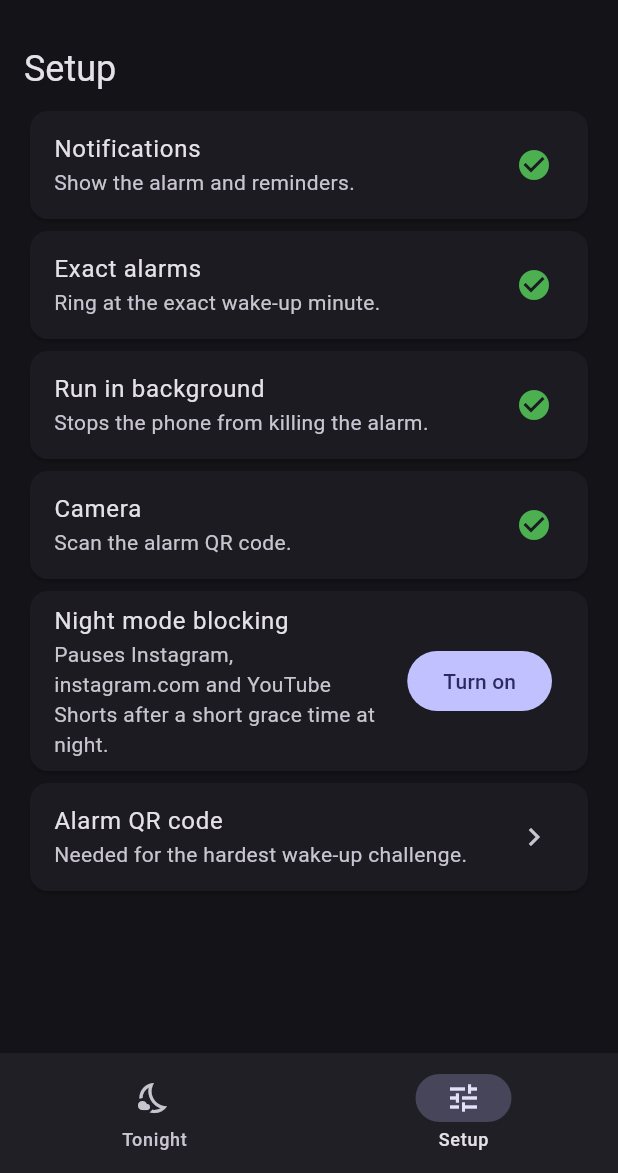
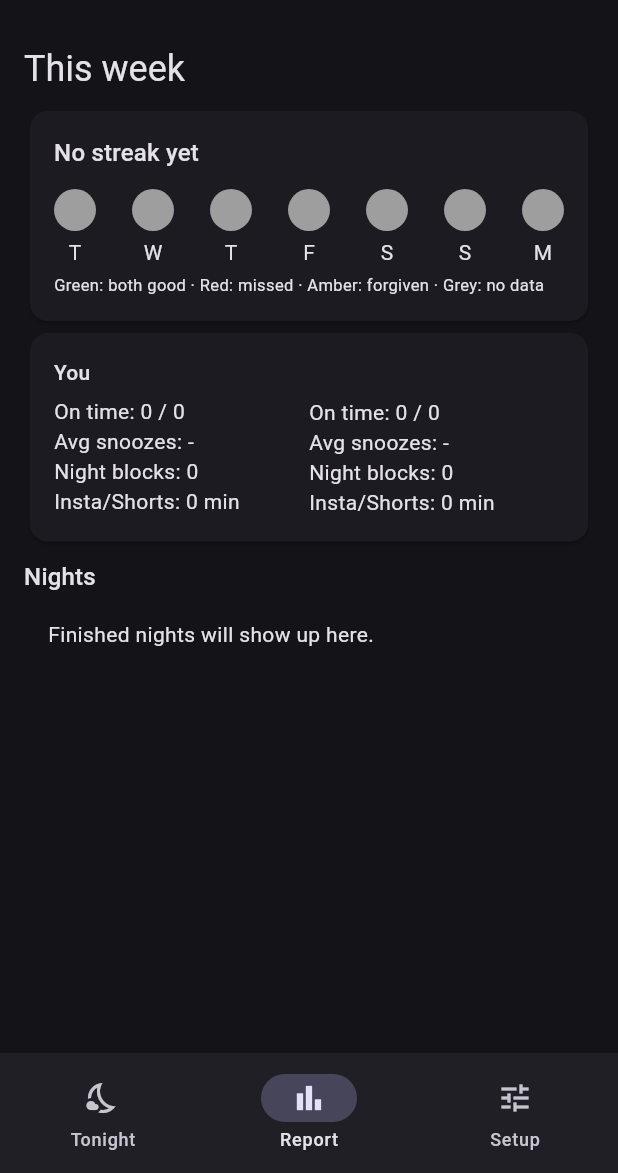
Before and after one commit to Its-Abishek-01/goodnight, a Flutter app: the HomeScreen screen opened directly with empty values, item 2 of the bottom bar chosen, on a phone screen of 412 x 824 dp, the part 63-1236 px from its top. Run offline on Flutter 3.47's test engine with Material 3 defaults, Android fonts, the phone set to English and light mode, and no system bars; our stand-ins replace cloud_firestore, firebase_auth, firebase_core, firebase_messaging, flutter_local_notifications, flutter_riverpod and 5 more; missing offline and left inert: alarm, mobile_scanner; accounts and stored records are empty.

Commit message:
Add check-ins, shared streak, weekly report, reminders and push hooks
Going-to-sleep check-in, partner status with a snooze nudge, a shared
streak with a once-a-week mutual forgiveness, a 7-night report, daily
wrap-up and bedtime reminders, FCM token registration and an optional
Cloud Function for background push. Firestore rules cover the nightly log.

Co-Authored-By: Claude Sonnet 5.5 <noreply@anthropic.com>

```diff
--- a/lib/features/checkin/night_log.dart
+++ b/lib/features/checkin/night_log.dart
@@ -5,10 +5,10 @@ String _pad(int n) => n.toString().padLeft(2, '0');
 /// The key of the night that [now] belongs to. A night starts at bedtime on
 /// day D and ends the next morning, so shifting by 12 hours keeps both
 /// 23:00 on D and 07:00 on D+1 inside night D.
-String nightKey(DateTime now) {
-  final d = now.subtract(const Duration(hours: 12));
-  return '${d.year}-${_pad(d.month)}-${_pad(d.day)}';
-}
+String nightKey(DateTime now) =>
+    formatNightKey(now.subtract(const Duration(hours: 12)));
+
+String formatNightKey(DateTime d) => '${d.year}-${_pad(d.month)}-${_pad(d.day)}';
 
 DateTime nightKeyToDate(String key) => DateTime.parse(key);
 
--- a/lib/features/pairing/home_screen.dart
+++ b/lib/features/pairing/home_screen.dart
@@ -3,12 +3,16 @@ import 'package:flutter_riverpod/flutter_riverpod.dart';
 
 import '../alarm/alarm_providers.dart';
 import '../bedtime/bedtime_card.dart';
+import '../bedtime/schedule_providers.dart';
 import '../blocking/blocker_providers.dart';
-import '../bedtime/schedule_providers.dart';
+import '../checkin/tonight_cards.dart';
+import '../push/push_providers.dart';
+import '../reminders/reminder_providers.dart';
+import '../report/report_screen.dart';
 import '../setup/setup_screen.dart';
 import 'pair.dart';
 
-/// App shell with the main tabs. Report and coupons are added in later steps.
+/// App shell with the main tabs.
 class HomeScreen extends ConsumerStatefulWidget {
   const HomeScreen({super.key, required this.pair, required this.uid});
 
@@ -45,8 +49,11 @@ class _HomeScreenState extends ConsumerState<HomeScreen>
   Widget build(BuildContext context) {
     ref.watch(alarmSyncProvider);
     ref.watch(blockerSyncProvider);
+    ref.watch(reminderSyncProvider);
+    ref.watch(pushSyncProvider);
     final pages = <Widget>[
       _Tonight(pair: widget.pair, uid: widget.uid),
+      ReportScreen(pair: widget.pair, uid: widget.uid),
       const SetupScreen(),
     ];
     return Scaffold(
@@ -57,6 +64,7 @@ class _HomeScreenState extends ConsumerState<HomeScreen>
         onDestinationSelected: (i) => setState(() => _tab = i),
         destinations: const [
           NavigationDestination(icon: Icon(Icons.nights_stay_outlined), label: 'Tonight'),
+          NavigationDestination(icon: Icon(Icons.bar_chart), label: 'Report'),
           NavigationDestination(icon: Icon(Icons.tune), label: 'Setup'),
         ],
       ),
@@ -82,6 +90,9 @@ class _Tonight extends ConsumerWidget {
           style: Theme.of(context).textTheme.titleLarge,
         ),
         const SizedBox(height: 16),
+        const StreakCard(),
+        StatusCard(pair: pair, uid: uid),
+        CheckInCard(pair: pair, uid: uid),
         BedtimeCard(pair: pair, me: uid, owner: uid, schedule: schedules[uid]),
         BedtimeCard(pair: pair, me: uid, owner: partnerUid, schedule: schedules[partnerUid]),
       ],
--- /dev/null
+++ b/lib/features/push/push_providers.dart
@@ -0,0 +1,38 @@
+import 'package:cloud_firestore/cloud_firestore.dart';
+import 'package:firebase_messaging/firebase_messaging.dart';
+import 'package:flutter_riverpod/flutter_riverpod.dart';
+
+import '../../core/firebase_providers.dart';
+import '../../core/notifications.dart';
+
+/// Registers this phone for push alerts from the partner (needs the optional
+/// Cloud Function in /functions to actually send them) and shows pushes that
+/// arrive while the app is open.
+final pushSyncProvider = Provider<void>((ref) {
+  final uid = ref.watch(uidProvider).value;
+  if (uid == null) return;
+  final db = ref.read(firestoreProvider);
+  final messaging = FirebaseMessaging.instance;
+
+  Future<void> save(String? token) async {
+    if (token == null) return;
+    await db.doc('users/$uid').set({'fcmToken': token}, SetOptions(merge: true));
+  }
+
+  messaging
+      .requestPermission()
+      .then((_) => messaging.getToken())
+      .then(save)
+      .catchError((_) {});
+  final refresh = messaging.onTokenRefresh.listen(save, onError: (_) {});
+  final foreground = FirebaseMessaging.onMessage.listen((m) {
+    final n = m.notification;
+    if (n != null) {
+      Notifications.showNow(m.hashCode & 0x7fffffff, n.title ?? 'GoodNight', n.body ?? '');
+    }
+  });
+  ref.onDispose(() {
+    refresh.cancel();
+    foreground.cancel();
+  });
+});
--- /dev/null
+++ b/lib/features/reminders/reminder_providers.dart
@@ -0,0 +1,40 @@
+import 'package:flutter_riverpod/flutter_riverpod.dart';
+
+import '../../core/notifications.dart';
+import '../../core/firebase_providers.dart';
+import '../bedtime/schedule_providers.dart';
+
+const wrapUpReminderId = 2001;
+const bedtimeReminderId = 2002;
+
+/// Daily reminders: a call wrap-up nudge 30 minutes before bedtime, then a
+/// gentle "time to sleep" at bedtime. Follows the approved bedtime.
+final reminderSyncProvider = Provider<void>((ref) {
+  final uid = ref.watch(uidProvider).value;
+  ref.listen(schedulesProvider, (_, next) async {
+    final map = next.value;
+    if (uid == null || map == null) return;
+    final w = map[uid]?.current;
+    try {
+      if (w == null) {
+        await Notifications.cancel(wrapUpReminderId);
+        await Notifications.cancel(bedtimeReminderId);
+        return;
+      }
+      await Notifications.scheduleDaily(
+        id: wrapUpReminderId,
+        minuteOfDay: (w.bedtime - 30) % 1440,
+        title: 'Time to wrap up the call 📞',
+        body: 'Bedtime is in 30 minutes. Say your goodnights soon.',
+      );
+      await Notifications.scheduleDaily(
+        id: bedtimeReminderId,
+        minuteOfDay: w.bedtime,
+        title: 'Time to sleep 🌙',
+        body: "Tap 'Going to sleep' in GoodNight and put the phone down.",
+      );
+    } catch (_) {
+      // Notification setup is best effort.
+    }
+  }, fireImmediately: true);
+});
--- /dev/null
+++ b/lib/features/report/report_screen.dart
@@ -0,0 +1,204 @@
+import 'package:flutter/material.dart';
+import 'package:flutter_riverpod/flutter_riverpod.dart';
+
+import '../checkin/night_log.dart';
+import '../checkin/night_providers.dart';
+import '../pairing/pair.dart';
+import '../streak/streak.dart';
+import '../streak/streak_providers.dart';
+
+const _days = ['Mon', 'Tue', 'Wed', 'Thu', 'Fri', 'Sat', 'Sun'];
+const _months = ['Jan', 'Feb', 'Mar', 'Apr', 'May', 'Jun', 'Jul', 'Aug', 'Sep', 'Oct', 'Nov', 'Dec'];
+
+String _label(String key) {
+  final d = DateTime.parse(key);
+  return '${_days[d.weekday - 1]} ${d.day} ${_months[d.month - 1]}';
+}
+
+/// Last 7 nights for both of you.
+class ReportScreen extends ConsumerWidget {
+  const ReportScreen({super.key, required this.pair, required this.uid});
+
+  final Pair pair;
+  final String uid;
+
+  @override
+  Widget build(BuildContext context, WidgetRef ref) {
+    final nights = ref.watch(nightsProvider).value ?? const <Night>[];
+    final windows = ref.watch(windowsProvider);
+    final streak = ref.watch(streakProvider);
+    final repo = ref.read(nightLogRepositoryProvider);
+    final partnerUid = pair.partnerUid(uid) ?? '';
+    final members = pair.members;
+    final currentKey = nightKey(DateTime.now());
+
+    final keys = <String>[currentKey];
+    while (keys.length < 7) {
+      keys.add(previousKey(keys.last));
+    }
+    final byKey = {for (final n in nights) n.key: n};
+    final week = [for (final k in keys) byKey[k]].whereType<Night>().toList();
+
+    Widget statColumn(String name, String who) {
+      var onTime = 0;
+      var snoozes = 0;
+      var woke = 0;
+      var blocks = 0;
+      var usage = 0;
+      for (final n in week) {
+        final p = n.playerOf(who);
+        if (goodBedtime(p, windows[who]) && goodMorning(p)) onTime++;
+        if (p.wokeAt != null) {
+          woke++;
+          snoozes += p.snoozes;
+        }
+        blocks += p.blocks;
+        usage += p.usageMinutes;
+      }
+      final avg = woke == 0 ? '-' : (snoozes / woke).toStringAsFixed(1);
+      return Expanded(
+        child: Column(
+          crossAxisAlignment: CrossAxisAlignment.start,
+          children: [
+            Text(name, style: Theme.of(context).textTheme.titleSmall),
+            const SizedBox(height: 6),
+            Text('On time: $onTime / ${week.length}'),
+            Text('Avg snoozes: $avg'),
+            Text('Night blocks: $blocks'),
+            Text('Insta/Shorts: $usage min'),
+          ],
+        ),
+      );
+    }
+
+    Color dotColor(String key) {
+      final n = byKey[key];
+      if (n == null) return Colors.grey;
+      final complete = isComplete(n, members, currentKey);
+      if (!complete) return Colors.blueGrey;
+      if (isGoodNight(n, windows, members)) return Colors.green;
+      return n.forgiven ? Colors.amber : Colors.redAccent;
+    }
+
+    final past = [
+      for (final k in keys)
+        if (byKey[k] != null && isComplete(byKey[k]!, members, currentKey)) byKey[k]!,
+    ];
+
+    return ListView(
+      padding: const EdgeInsets.all(16),
+      children: [
+        Text('This week', style: Theme.of(context).textTheme.headlineSmall),
+        const SizedBox(height: 8),
+        Card(
+          child: Padding(
+            padding: const EdgeInsets.all(16),
+            child: Column(
+              crossAxisAlignment: CrossAxisAlignment.start,
+              children: [
+                Text(
+                  streak.count == 0 ? 'No streak yet' : '🔥 ${streak.count}-night streak',
+                  style: Theme.of(context).textTheme.titleMedium,
+                ),
+                const SizedBox(height: 12),
+                Row(
+                  mainAxisAlignment: MainAxisAlignment.spaceBetween,
+                  children: [
+                    for (final k in keys.reversed)
+                      Column(
+                        children: [
+                          CircleAvatar(radius: 14, backgroundColor: dotColor(k)),
+                          const SizedBox(height: 4),
+                          Text(_days[DateTime.parse(k).weekday - 1][0]),
+                        ],
+                      ),
+                  ],
+                ),
+                const SizedBox(height: 4),
+                const Text(
+                  'Green: both good · Red: missed · Amber: forgiven · Grey: no data',
+                  style: TextStyle(fontSize: 11),
+                ),
+              ],
+            ),
+          ),
+        ),
+        Card(
+          child: Padding(
+            padding: const EdgeInsets.all(16),
+            child: Row(
+              crossAxisAlignment: CrossAxisAlignment.start,
+              children: [
+                statColumn('You', uid),
+                statColumn(pair.nameOf(partnerUid), partnerUid),
+              ],
+            ),
+          ),
+        ),
+        const SizedBox(height: 8),
+        Text('Nights', style: Theme.of(context).textTheme.titleMedium),
+        if (past.isEmpty)
+          const Padding(
+            padding: EdgeInsets.all(16),
+            child: Text('Finished nights will show up here.'),
+          ),
+        for (final n in past)
+          Card(
+            child: Padding(
+              padding: const EdgeInsets.all(12),
+              child: Column(
+                crossAxisAlignment: CrossAxisAlignment.start,
+                children: [
+                  Text(_label(n.key), style: Theme.of(context).textTheme.titleSmall),
+                  for (final m in members)
+                    Text(
+                      '${m == uid ? 'You' : pair.nameOf(m)}: '
+                      '${goodBedtime(n.playerOf(m), windows[m]) ? '✅' : '❌'} bedtime · '
+                      '${goodMorning(n.playerOf(m)) ? '✅' : '❌'} morning '
+                      '(${n.playerOf(m).snoozes} snoozes)',
+                    ),
+                  if (!isGoodNight(n, windows, members))
+                    _forgiveRow(context, n, nights, uid, pair, repo),
+                ],
+              ),
+            ),
+          ),
+      ],
+    );
+  }
+
+  Widget _forgiveRow(
+    BuildContext context,
+    Night n,
+    List<Night> nights,
+    String uid,
+    Pair pair,
+    NightLogRepository repo,
+  ) {
+    if (n.forgiven) return const Text('💛 Forgiven');
+    if (n.forgiveBy == uid) {
+      return const Text('Waiting for your partner to agree to forgive this night...');
+    }
+    if (n.forgiveBy != null) {
+      return Row(
+        children: [
+          Expanded(child: Text('${pair.nameOf(n.forgiveBy!)} asks to forgive this night')),
+          FilledButton(
+            onPressed: () => repo.approveForgive(pair.id, n.key),
+            child: const Text('Agree'),
+          ),
+        ],
+      );
+    }
+    if (!canForgiveInWeek(nights, n.key)) {
+      return const Text('Forgiveness for this week is used.');
+    }
+    return Align(
+      alignment: Alignment.centerLeft,
+      child: TextButton(
+        onPressed: () => repo.proposeForgive(pair.id, n.key, uid),
+        child: const Text('Ask to forgive this night (1 per week)'),
+      ),
+    );
+  }
+}
--- /dev/null
+++ b/lib/features/streak/streak.dart
@@ -0,0 +1,103 @@
+import '../bedtime/schedule.dart';
+import '../checkin/night_log.dart';
+
+/// A night is good when BOTH people checked in on time and woke up properly.
+const maxGoodSnoozes = 3;
+const checkInGraceMinutes = 15;
+const checkInEarlyMinutes = 240;
+
+/// Streak lengths that earn a coupon for each person.
+const milestones = [7, 14, 30, 60];
+
+String previousKey(String key) {
+  final d = DateTime.parse(key);
+  return formatNightKey(DateTime(d.year, d.month, d.day - 1));
+}
+
+String weekStartKey(String key) {
+  final d = DateTime.parse(key);
+  return formatNightKey(DateTime(d.year, d.month, d.day - (d.weekday - 1)));
+}
+
+/// Checked in no later than [checkInGraceMinutes] after bedtime (and not
+/// absurdly early, which would be a check-in made at the wrong time of day).
+bool goodBedtime(PlayerNight p, SleepWindow? w) {
+  final at = p.checkedInAt;
+  if (at == null) return false;
+  if (w == null) return true;
+  final minute = at.hour * 60 + at.minute;
+  final d = ((minute - w.bedtime + 720) % 1440) - 720;
+  return d <= checkInGraceMinutes && d >= -checkInEarlyMinutes;
+}
+
+bool goodMorning(PlayerNight p) => p.wokeAt != null && p.snoozes <= maxGoodSnoozes;
+
+bool isGoodNight(
+  Night n,
+  Map<String, SleepWindow> windows,
+  Iterable<String> members,
+) =>
+    members.every((m) {
+      final p = n.playerOf(m);
+      return goodBedtime(p, windows[m]) && goodMorning(p);
+    });
+
+/// True once everyone has confirmed they are up, or the night is in the past.
+bool isComplete(Night n, Iterable<String> members, String currentKey) =>
+    n.key.compareTo(currentKey) < 0 ||
+    members.every((m) => n.playerOf(m).wokeAt != null);
+
+class StreakInfo {
+  const StreakInfo(this.count, this.startKey);
+
+  static const none = StreakInfo(0, null);
+
+  final int count;
+
+  /// The first night of the current streak. Used to give each milestone a
+  /// stable id so a coupon is only ever granted once.
+  final String? startKey;
+}
+
+/// Consecutive good nights ending at the latest finished night. A forgiven
+/// night keeps the streak alive without adding to it.
+StreakInfo computeStreak(
+  List<Night> nights,
+  Map<String, SleepWindow> windows,
+  List<String> members,
+  String currentKey,
+) {
+  final byKey = {for (final n in nights) n.key: n};
+  var count = 0;
+  String? start;
+
+  final cur = byKey[currentKey];
+  if (cur != null && members.every((m) => cur.playerOf(m).wokeAt != null)) {
+    if (isGoodNight(cur, windows, members)) {
+      count++;
+      start = currentKey;
+    } else if (!cur.forgiven) {
+      return StreakInfo.none;
+    } else {
+      start = currentKey;
+    }
+  }
+
+  var cursor = previousKey(currentKey);
+  while (true) {
+    final n = byKey[cursor];
+    if (n == null) break;
+    final good = isGoodNight(n, windows, members);
+    if (!good && !n.forgiven) break;
+    if (good) count++;
+    start = cursor;
+    cursor = previousKey(cursor);
+  }
+  return count == 0 ? StreakInfo.none : StreakInfo(count, start);
+}
+
+/// Whether a forgiveness is still available in the week of [key].
+bool canForgiveInWeek(List<Night> nights, String key) {
+  final week = weekStartKey(key);
+  return !nights.any((n) => n.forgiven && weekStartKey(n.key) == week);
+}
--- /dev/null
+++ b/lib/features/streak/streak_providers.dart
@@ -0,0 +1,28 @@
+import 'package:flutter_riverpod/flutter_riverpod.dart';
+
+import '../bedtime/schedule_providers.dart';
+import '../checkin/night_log.dart';
+import '../checkin/night_providers.dart';
+import '../pairing/pair_providers.dart';
+import 'streak.dart';
+
+/// The pair's approved windows, keyed by uid.
+final windowsProvider = Provider((ref) {
+  final schedules = ref.watch(schedulesProvider).value ?? const {};
+  return {
+    for (final e in schedules.entries)
+      if (e.value.current != null) e.key: e.value.current!,
+  };
+});
+
+/// The current shared streak.
+final streakProvider = Provider<StreakInfo>((ref) {
+  final pair = ref.watch(pairProvider).value;
+  if (pair == null) return StreakInfo.none;
+  return computeStreak(
+    ref.watch(nightsProvider).value ?? const [],
+    ref.watch(windowsProvider),
+    pair.members,
+    nightKey(DateTime.now()),
+  );
+});
--- a/lib/main.dart
+++ b/lib/main.dart
@@ -4,10 +4,16 @@ import 'package:flutter/material.dart';
 import 'package:flutter_riverpod/flutter_riverpod.dart';
 
 import 'core/app.dart';
+import 'core/notifications.dart';
 
 Future<void> main() async {
   WidgetsFlutterBinding.ensureInitialized();
   await Firebase.initializeApp();
   await Alarm.init(showDebugLogs: false);
+  try {
+    await Notifications.init();
+  } catch (_) {
+    // Reminders are optional; the alarm and blocking still work without them.
+  }
   runApp(const ProviderScope(child: GoodNightApp()));
 }
```
Also changed, not shown: lib/core/notifications.dart (added, +67 -0 lines), lib/features/checkin/tonight_cards.dart (added, +118 -0 lines), 5 other files.
